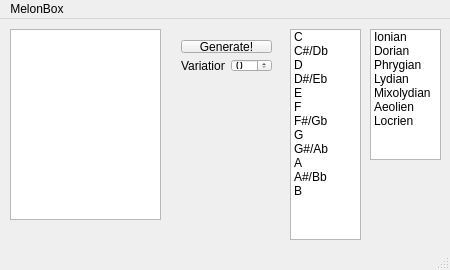
Above: mainwindow.ui from elementalsc/melonbox before the change. Below: the same form after it.
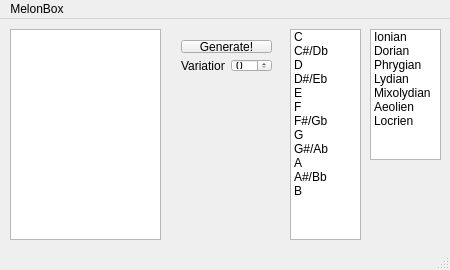
That is the form after the change.

What changed in the file:
```diff
--- a/mainwindow.ui
+++ b/mainwindow.ui
@@ -156,7 +156,7 @@
       <x>10</x>
       <y>10</y>
       <width>151</width>
-      <height>191</height>
+      <height>211</height>
      </rect>
     </property>
    </widget>
```
